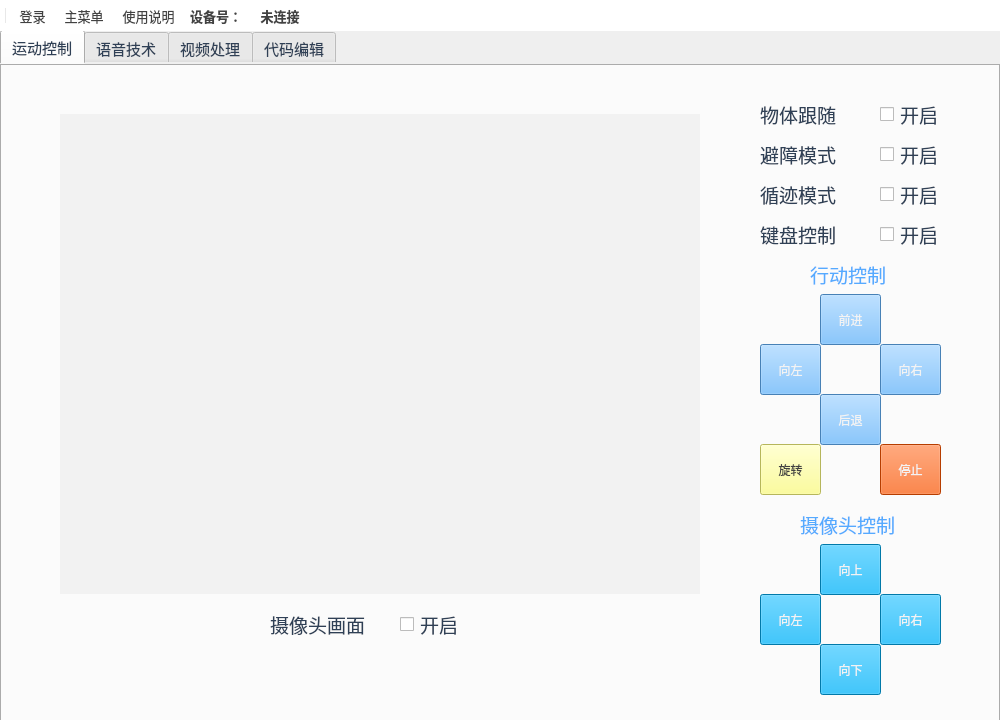
This is ui/tankWindow.ui in Asan96/Car as Qt 5 draws it before an edit. The edited form follows.
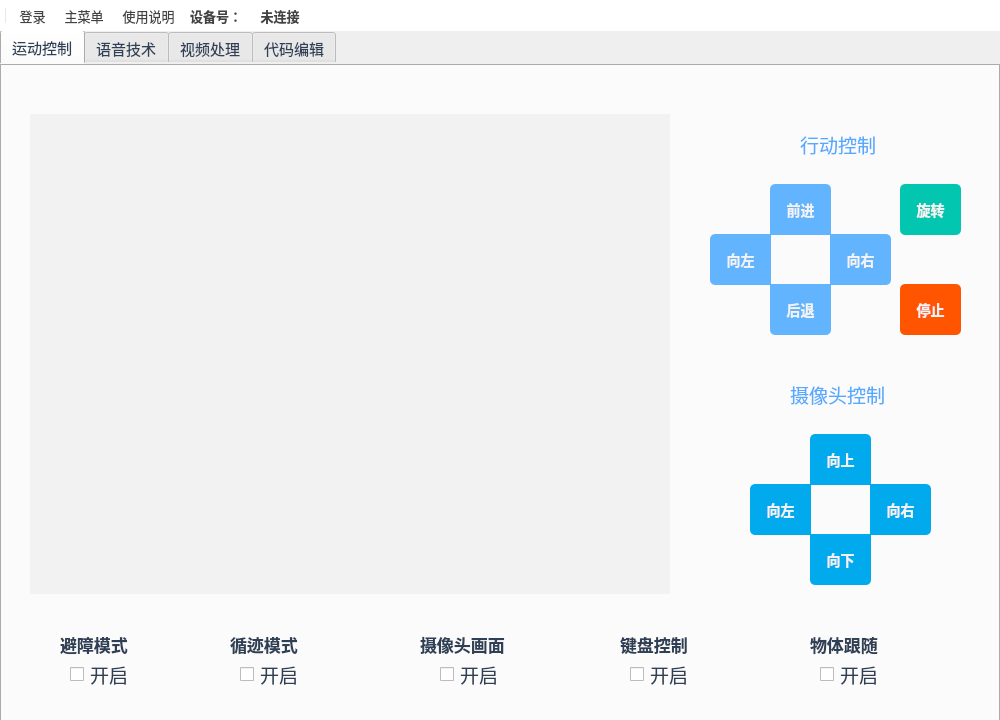
This is the edited form. The open tabs and pages were chosen to show the change.

Commit message: 样式优化

The edit to the form file:
```diff
--- a/ui/tankWindow.ui
+++ b/ui/tankWindow.ui
@@ -101,8 +101,8 @@
      <widget class="QCheckBox" name="avoid">
       <property name="geometry">
        <rect>
-        <x>880</x>
-        <y>80</y>
+        <x>70</x>
+        <y>600</y>
         <width>81</width>
         <height>21</height>
        </rect>
@@ -120,18 +120,23 @@
      <widget class="QLabel" name="label_2">
       <property name="geometry">
        <rect>
-        <x>760</x>
-        <y>110</y>
+        <x>230</x>
+        <y>560</y>
         <width>91</width>
         <height>41</height>
        </rect>
       </property>
       <property name="font">
        <font>
-        <family>宋体</family>
-        <pointsize>14</pointsize>
+        <family>微软雅黑</family>
+        <pointsize>-1</pointsize>
+        <weight>62</weight>
+        <bold>true</bold>
        </font>
       </property>
+      <property name="styleSheet">
+       <string notr="true">font-family:'微软雅黑';font-size:17px;font-weight:500;</string>
+      </property>
       <property name="text">
        <string>循迹模式</string>
       </property>
@@ -139,14 +144,14 @@
      <widget class="QPushButton" name="car_backward">
       <property name="geometry">
        <rect>
-        <x>820</x>
-        <y>330</y>
+        <x>770</x>
+        <y>220</y>
         <width>61</width>
         <height>51</height>
        </rect>
       </property>
       <property name="styleSheet">
-       <string notr="true">background-color:rgb(99, 180, 255);color:rgb(243, 243, 243);</string>
+       <string notr="true">background-color:rgb(99, 180, 255);color:rgb(243, 243, 243);border-bottom-left-radius:5px;border-bottom-right-radius:5px;font-size:14px;font-weight:500;font-family:'微软雅黑';</string>
       </property>
       <property name="text">
        <string>后退</string>
@@ -155,8 +160,8 @@
      <widget class="QCheckBox" name="keyboard_control">
       <property name="geometry">
        <rect>
-        <x>880</x>
-        <y>160</y>
+        <x>630</x>
+        <y>600</y>
         <width>81</width>
         <height>21</height>
        </rect>
@@ -174,8 +179,8 @@
      <widget class="QCheckBox" name="travel">
       <property name="geometry">
        <rect>
-        <x>880</x>
-        <y>120</y>
+        <x>240</x>
+        <y>600</y>
         <width>81</width>
         <height>21</height>
        </rect>
@@ -193,14 +198,14 @@
      <widget class="QPushButton" name="car_rotate">
       <property name="geometry">
        <rect>
-        <x>760</x>
-        <y>380</y>
+        <x>900</x>
+        <y>120</y>
         <width>61</width>
         <height>51</height>
        </rect>
       </property>
       <property name="styleSheet">
-       <string notr="true">background-color:rgb(255, 255, 127);color:rgb(66, 66, 66);</string>
+       <string notr="true">background-color:rgb(3, 198, 176);color:rgb(243, 243, 243);border-radius:5px;font-size:14px;font-weight:500;font-family:'微软雅黑';</string>
       </property>
       <property name="text">
        <string>旋转</string>
@@ -209,14 +214,14 @@
      <widget class="QPushButton" name="car_right">
       <property name="geometry">
        <rect>
-        <x>760</x>
-        <y>280</y>
+        <x>710</x>
+        <y>170</y>
         <width>61</width>
         <height>51</height>
        </rect>
       </property>
       <property name="styleSheet">
-       <string notr="true">background-color:rgb(99, 180, 255);color:rgb(243, 243, 243);</string>
+       <string notr="true">background-color:rgb(99, 180, 255);color:rgb(243, 243, 243);border-top-left-radius:5px;border-bottom-left-radius:5px;font-size:14px;font-weight:500;font-family:'微软雅黑';</string>
       </property>
       <property name="text">
        <string>向左</string>
@@ -225,15 +230,15 @@
      <widget class="QLabel" name="label_4">
       <property name="geometry">
        <rect>
-        <x>810</x>
-        <y>190</y>
+        <x>800</x>
+        <y>60</y>
         <width>91</width>
         <height>41</height>
        </rect>
       </property>
       <property name="font">
        <font>
-        <family>宋体</family>
+        <family>微软雅黑</family>
         <pointsize>14</pointsize>
        </font>
       </property>
@@ -247,14 +252,14 @@
      <widget class="QPushButton" name="car_cam_left">
       <property name="geometry">
        <rect>
-        <x>880</x>
-        <y>530</y>
+        <x>870</x>
+        <y>420</y>
         <width>61</width>
         <height>51</height>
        </rect>
       </property>
       <property name="styleSheet">
-       <string notr="true">background-color:#01AAED;color:#F3F3F3;</string>
+       <string notr="true">background-color:#01AAED;color:#F3F3F3;border-top-right-radius:5px;border-bottom-right-radius:5px;font-size:14px;font-weight:500;font-family:'微软雅黑';</string>
       </property>
       <property name="text">
        <string>向右</string>
@@ -263,8 +268,8 @@
      <widget class="QPushButton" name="car_forward">
       <property name="geometry">
        <rect>
-        <x>820</x>
-        <y>230</y>
+        <x>770</x>
+        <y>120</y>
         <width>61</width>
         <height>51</height>
        </rect>
@@ -273,7 +278,7 @@
        <string extracomment="go_front"/>
       </property>
       <property name="styleSheet">
-       <string notr="true">background-color:rgb(99, 180, 255);color:rgb(243, 243, 243);</string>
+       <string notr="true">background-color:rgb(99, 180, 255);color:rgb(243, 243, 243);border-top-left-radius:5px;border-top-right-radius:5px;font-size:14px;font-weight:500;font-family:'微软雅黑';</string>
       </property>
       <property name="text">
        <string>前进</string>
@@ -282,14 +287,14 @@
      <widget class="QPushButton" name="car_cam_down">
       <property name="geometry">
        <rect>
-        <x>820</x>
-        <y>480</y>
+        <x>810</x>
+        <y>370</y>
         <width>61</width>
         <height>51</height>
        </rect>
       </property>
       <property name="styleSheet">
-       <string notr="true">background-color:#01AAED;color:#F3F3F3;</string>
+       <string notr="true">background-color:#01AAED;color:#F3F3F3;border-top-left-radius:5px;border-top-right-radius:5px;font-size:14px;font-weight:500;font-family:'微软雅黑';</string>
       </property>
       <property name="text">
        <string>向上</string>
@@ -298,18 +303,23 @@
      <widget class="QLabel" name="label">
       <property name="geometry">
        <rect>
-        <x>760</x>
-        <y>70</y>
+        <x>60</x>
+        <y>560</y>
         <width>91</width>
         <height>41</height>
        </rect>
       </property>
       <property name="font">
        <font>
-        <family>宋体</family>
-        <pointsize>14</pointsize>
+        <family>微软雅黑</family>
+        <pointsize>-1</pointsize>
+        <weight>62</weight>
+        <bold>true</bold>
        </font>
       </property>
+      <property name="styleSheet">
+       <string notr="true">font-family:'微软雅黑';font-size:17px;font-weight:500;</string>
+      </property>
       <property name="text">
        <string>避障模式</string>
       </property>
@@ -317,14 +327,14 @@
      <widget class="QPushButton" name="car_stop">
       <property name="geometry">
        <rect>
-        <x>880</x>
-        <y>380</y>
+        <x>900</x>
+        <y>220</y>
         <width>61</width>
         <height>51</height>
        </rect>
       </property>
       <property name="styleSheet">
-       <string notr="true">background-color:rgb(255, 85, 0);color:rgb(243, 243, 243);</string>
+       <string notr="true">background-color:rgb(255, 85, 0);color:rgb(243, 243, 243);border-radius:5px;font-size:14px;font-weight:500;font-family:'微软雅黑';</string>
       </property>
       <property name="text">
        <string>停止</string>
@@ -333,14 +343,14 @@
      <widget class="QPushButton" name="car_cam_up">
       <property name="geometry">
        <rect>
-        <x>820</x>
-        <y>580</y>
+        <x>810</x>
+        <y>470</y>
         <width>61</width>
         <height>51</height>
        </rect>
       </property>
       <property name="styleSheet">
-       <string notr="true">background-color:#01AAED;color:#F3F3F3;</string>
+       <string notr="true">background-color:#01AAED;color:#F3F3F3;border-bottom-left-radius:5px;border-bottom-right-radius:5px;font-size:14px;font-weight:500;font-family:'微软雅黑';</string>
       </property>
       <property name="text">
        <string>向下</string>
@@ -349,18 +359,23 @@
      <widget class="QLabel" name="label_3">
       <property name="geometry">
        <rect>
-        <x>760</x>
-        <y>150</y>
+        <x>620</x>
+        <y>560</y>
         <width>91</width>
         <height>41</height>
        </rect>
       </property>
       <property name="font">
        <font>
-        <family>宋体</family>
-        <pointsize>14</pointsize>
+        <family>微软雅黑</family>
+        <pointsize>-1</pointsize>
+        <weight>62</weight>
+        <bold>true</bold>
        </font>
       </property>
+      <property name="styleSheet">
+       <string notr="true">font-family:'微软雅黑';font-size:17px;font-weight:500;</string>
+      </property>
       <property name="text">
        <string>键盘控制</string>
       </property>
@@ -368,15 +383,15 @@
      <widget class="QLabel" name="label_5">
       <property name="geometry">
        <rect>
-        <x>800</x>
-        <y>440</y>
+        <x>790</x>
+        <y>310</y>
         <width>111</width>
         <height>41</height>
        </rect>
       </property>
       <property name="font">
        <font>
-        <family>宋体</family>
+        <family>微软雅黑</family>
         <pointsize>14</pointsize>
        </font>
       </property>
@@ -390,14 +405,14 @@
      <widget class="QPushButton" name="car_cam_right">
       <property name="geometry">
        <rect>
-        <x>760</x>
-        <y>530</y>
+        <x>750</x>
+        <y>420</y>
         <width>61</width>
         <height>51</height>
        </rect>
       </property>
       <property name="styleSheet">
-       <string notr="true">background-color:#01AAED;color:#F3F3F3;</string>
+       <string notr="true">background-color:#01AAED;color:#F3F3F3;border-top-left-radius:5px;border-bottom-left-radius:5px;font-size:14px;font-weight:500;font-family:'微软雅黑';</string>
       </property>
       <property name="text">
        <string>向左</string>
@@ -406,14 +421,14 @@
      <widget class="QPushButton" name="car_left">
       <property name="geometry">
        <rect>
-        <x>880</x>
-        <y>280</y>
+        <x>830</x>
+        <y>170</y>
         <width>61</width>
         <height>51</height>
        </rect>
       </property>
       <property name="styleSheet">
-       <string notr="true">background-color:rgb(99, 180, 255);color:rgb(243, 243, 243);</string>
+       <string notr="true">background-color:rgb(99, 180, 255);color:rgb(243, 243, 243);border-top-right-radius:5px;border-bottom-right-radius:5px;font-size:14px;font-weight:500;font-family:'微软雅黑';</string>
       </property>
       <property name="text">
        <string>向右</string>
@@ -422,18 +437,23 @@
      <widget class="QLabel" name="label_9">
       <property name="geometry">
        <rect>
-        <x>270</x>
-        <y>540</y>
+        <x>420</x>
+        <y>560</y>
         <width>101</width>
         <height>41</height>
        </rect>
       </property>
       <property name="font">
        <font>
-        <family>宋体</family>
-        <pointsize>14</pointsize>
+        <family>微软雅黑</family>
+        <pointsize>-1</pointsize>
+        <weight>62</weight>
+        <bold>true</bold>
        </font>
       </property>
+      <property name="styleSheet">
+       <string notr="true">font-family:'微软雅黑';font-size:17px;font-weight:500;</string>
+      </property>
       <property name="text">
        <string>摄像头画面</string>
       </property>
@@ -441,8 +461,8 @@
      <widget class="QCheckBox" name="camera_switch">
       <property name="geometry">
        <rect>
-        <x>400</x>
-        <y>550</y>
+        <x>440</x>
+        <y>600</y>
         <width>81</width>
         <height>21</height>
        </rect>
@@ -460,7 +480,7 @@
      <widget class="QLabel" name="origin_camera">
       <property name="geometry">
        <rect>
-        <x>60</x>
+        <x>30</x>
         <y>50</y>
         <width>640</width>
         <height>480</height>
@@ -476,18 +496,23 @@
      <widget class="QLabel" name="label_11">
       <property name="geometry">
        <rect>
-        <x>760</x>
-        <y>30</y>
+        <x>810</x>
+        <y>560</y>
         <width>91</width>
         <height>41</height>
        </rect>
       </property>
       <property name="font">
        <font>
-        <family>宋体</family>
-        <pointsize>14</pointsize>
+        <family>微软雅黑</family>
+        <pointsize>-1</pointsize>
+        <weight>62</weight>
+        <bold>true</bold>
        </font>
       </property>
+      <property name="styleSheet">
+       <string notr="true">font-family:'微软雅黑';font-size:17px;font-weight:500;</string>
+      </property>
       <property name="text">
        <string>物体跟随</string>
       </property>
@@ -495,8 +520,8 @@
      <widget class="QCheckBox" name="follow">
       <property name="geometry">
        <rect>
-        <x>880</x>
-        <y>40</y>
+        <x>820</x>
+        <y>600</y>
         <width>81</width>
         <height>21</height>
        </rect>
@@ -507,6 +532,9 @@
         <pointsize>14</pointsize>
        </font>
       </property>
+      <property name="styleSheet">
+       <string notr="true"/>
+      </property>
       <property name="text">
        <string>开启</string>
       </property>
```
Left out of the diff: 102 changed lines with no effect on the pictures. The commit also changes 2 other files.
